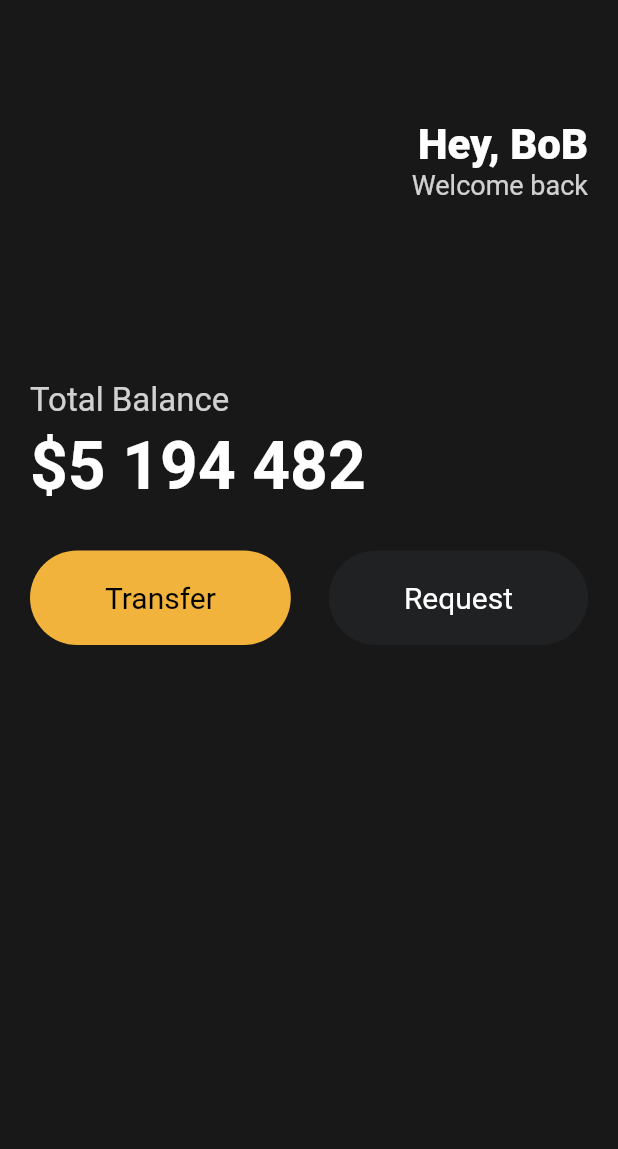
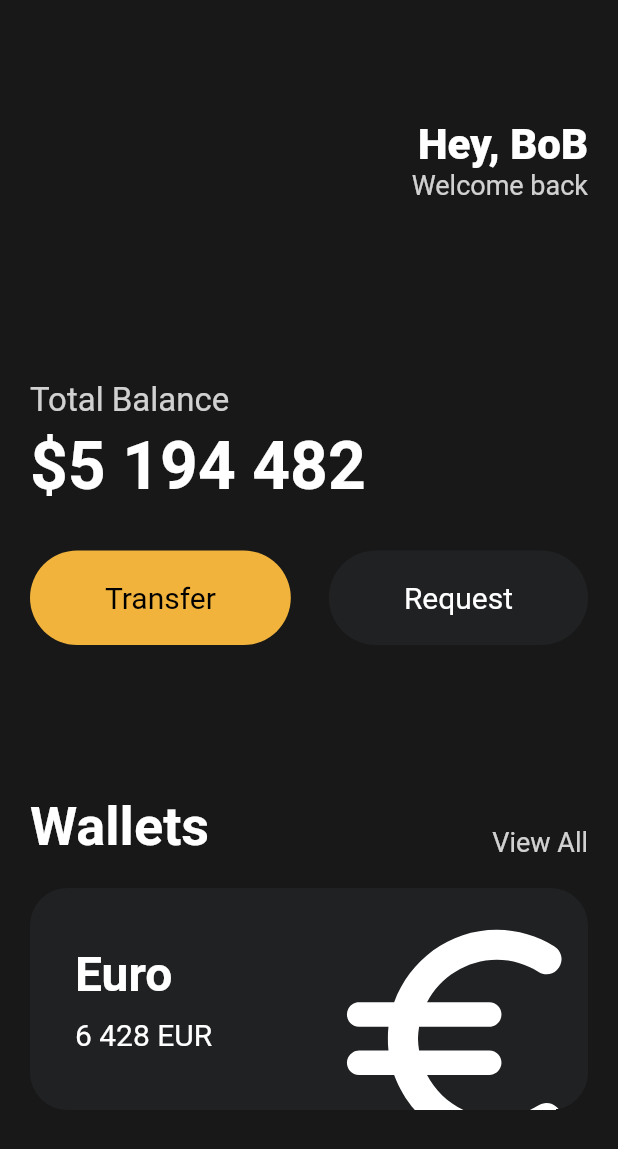
Before and after one commit to nicednjsdud/FlutterStudy, a Flutter app: the screen it shows after launch, on a phone screen of 412 x 824 dp. Shown: the top 1149 px of the screen. Run offline on Flutter 3.47's test engine with Material 2 defaults, Android fonts, the phone set to English and light mode, and no system bars.

Commit message:
Put Icon euro

```diff
--- a/toonflix/lib/main.dart
+++ b/toonflix/lib/main.dart
@@ -84,7 +84,98 @@ class App extends StatelessWidget {
                       textColor: Colors.white,
                     ),
                   ],
-                )
+                ),
+                const SizedBox(
+                  height: 100,
+                ),
+                Row(
+                  crossAxisAlignment: CrossAxisAlignment.end,
+                  mainAxisAlignment: MainAxisAlignment.spaceBetween,
+                  children: [
+                    const Text(
+                      'Wallets',
+                      style: TextStyle(
+                        color: Colors.white,
+                        fontSize: 36,
+                        fontWeight: FontWeight.w600,
+                      ),
+                    ),
+                    Text(
+                      'View All',
+                      style: TextStyle(
+                        color: Colors.white.withOpacity(0.8),
+                        fontSize: 18,
+                      ),
+                    ),
+                  ],
+                ),
+                const SizedBox(
+                  height: 20,
+                ),
+                Container(
+                  clipBehavior: Clip.hardEdge,
+                  decoration: BoxDecoration(
+                    color: const Color(0xFF1F2123),
+                    borderRadius: BorderRadius.circular(25),
+                  ),
+                  child: Padding(
+                    padding: const EdgeInsets.symmetric(
+                      vertical: 30,
+                      horizontal: 30,
+                    ),
+                    child: Row(
+                      mainAxisAlignment: MainAxisAlignment.spaceBetween,
+                      children: [
+                        Column(
+                          crossAxisAlignment: CrossAxisAlignment.start,
+                          children: [
+                            const Text('Euro',
+                                style: TextStyle(
+                                  color: Colors.white,
+                                  fontSize: 32,
+                                  fontWeight: FontWeight.w600,
+                                )),
+                            const SizedBox(
+                              height: 10,
+                            ),
+                            Row(
+                              children: const [
+                                Text(
+                                  '6 428',
+                                  style: TextStyle(
+                                    color: Colors.white,
+                                    fontSize: 20,
+                                  ),
+                                ),
+                                SizedBox(
+                                  width: 5,
+                                ),
+                                Text(
+                                  'EUR',
+                                  style: TextStyle(
+                                    color: Colors.white,
+                                    fontSize: 20,
+                                  ),
+                                ),
+                              ],
+                            ),
+                          ],
+                        ),
+                        Transform.scale(
+                          scale: 2.2,
+                          child: Transform.translate(
+                            offset: const Offset(-5, 12),
+                            child: const Icon(
+                              Icons.euro_rounded,
+                              color: Colors.white,
+                              size: 88,
+                            ),
+                          ),
+                        )
+                      ],
+                    ),
+                  ),
+                ),
               ],
             ),
           )),
```
